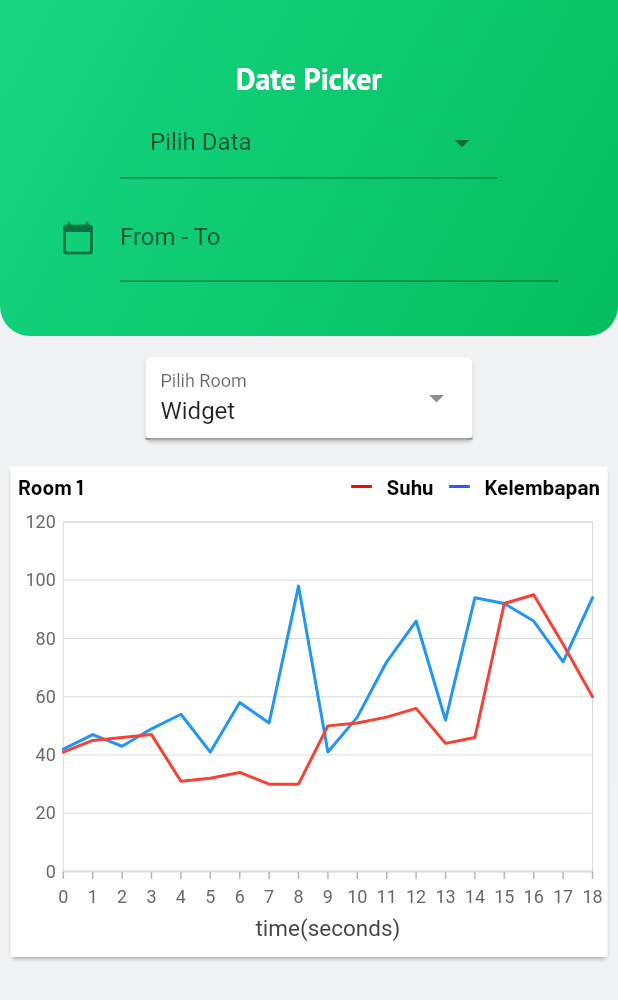
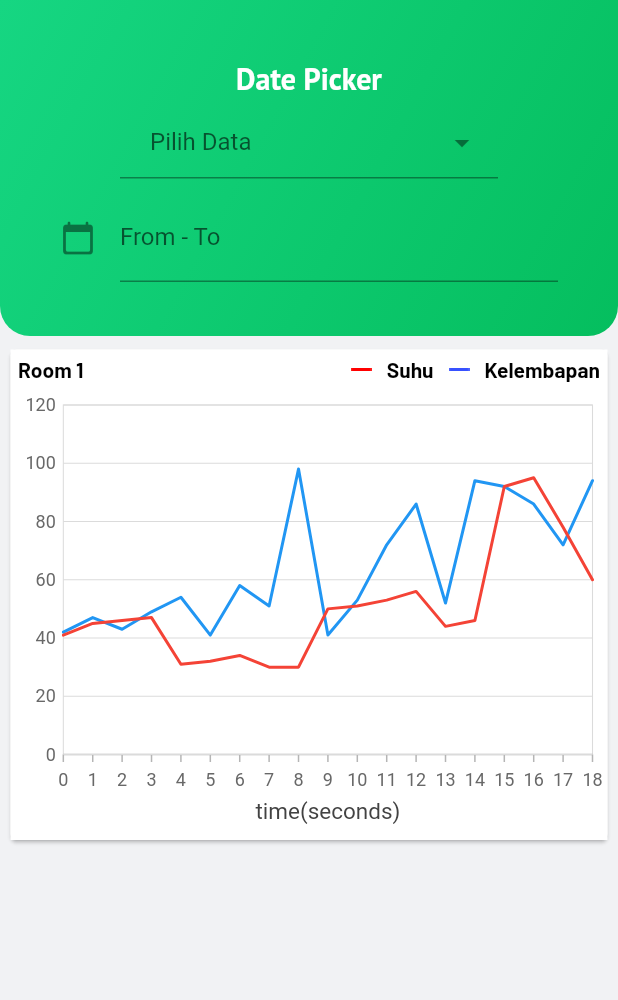
Before and after one commit to David4rr/backup_project_semester3, a Flutter app: the logView screen opened directly, on a phone screen of 412 x 824 dp. Shown: the top 1000 px of the screen. Run offline on Flutter 3.47's test engine with Material 2 defaults, Android fonts, the phone set to English and light mode, and no system bars; drawn by our look-alikes of dropdown_search; our stand-ins replace convex_bottom_bar, google_fonts, syncfusion_flutter_charts, syncfusion_flutter_gauges; missing offline and left inert: avatar_view.

Commit message:
fix bug and finishing ui

```diff
--- a/lib/chartDashboard/chart1dash.dart
+++ b/lib/chartDashboard/chart1dash.dart
@@ -42,7 +42,7 @@ class _room1State extends State<room1> {
                 mainAxisAlignment: MainAxisAlignment.start,
                 children: [
                   Text(
-                    'Room 1',
+                    'Room',
                     style: meTextStyle.copyWith(
                       color: Colors.black,
                     ),
--- a/lib/chartLogview/chart1log.dart
+++ b/lib/chartLogview/chart1log.dart
@@ -7,14 +7,14 @@ import 'package:syncfusion_flutter_charts/charts.dart' as chart;
 import 'dart:math' as math;
 import 'package:mop_green/shared/shared.dart';
 
-class myroom1 extends StatefulWidget {
-  const myroom1({Key? key}) : super(key: key);
+class logroom1 extends StatefulWidget {
+  const logroom1({Key? key}) : super(key: key);
 
   @override
-  State<myroom1> createState() => _myroom1State();
+  State<logroom1> createState() => _logroom1State();
 }
 
-class _myroom1State extends State<myroom1> {
+class _logroom1State extends State<logroom1> {
   late List<LiveData> chartData;
   late List<LiveData> chartData1;
   late chart.ChartSeriesController _chartSeriesController;
--- a/lib/main.dart
+++ b/lib/main.dart
@@ -1,14 +1,18 @@
 import 'package:flutter/material.dart';
+import 'package:flutter/services.dart';
 import 'package:mop_green/pages/pages.dart';
 import 'package:mop_green/shared/shared.dart';
 
 void main() {
+  WidgetsFlutterBinding.ensureInitialized();
+  SystemChrome.setPreferredOrientations(
+      [DeviceOrientation.portraitUp, DeviceOrientation.portraitDown]);
+
   runApp(const MyApp());
 }
 
 class MyApp extends StatelessWidget {
   const MyApp({Key? key}) : super(key: key);
-
   // This widget is the root of your application.
   @override
   Widget build(BuildContext context) {
--- a/lib/pages/log_view.dart
+++ b/lib/pages/log_view.dart
@@ -83,13 +83,13 @@ class _logViewState extends State<logView> with RestorationMixin {
     "1 bulan lalu",
   ];
 
-  int index = 0;
-  List dataa = [
-    const myroom1(),
-    const logroom2(),
-    const logroom3(),
-    const logroom4(),
-  ];
+  // int index = 0;
+  // List dataa = [
+  //   const logroom1(),
+  //   const logroom2(),
+  //   const logroom3(),
+  //   const logroom4(),
+  // ];
 
   @override
   Widget build(BuildContext context) {
@@ -98,7 +98,7 @@ class _logViewState extends State<logView> with RestorationMixin {
       body: Column(
         children: [
           Container(
-            width: 414,
+            width: double.infinity,
             height: 224,
             decoration: const BoxDecoration(
               borderRadius: BorderRadius.only(
@@ -172,58 +172,62 @@ class _logViewState extends State<logView> with RestorationMixin {
               child: Padding(
                 padding: const EdgeInsets.symmetric(horizontal: 3),
                 child: Column(
-                  children: [
-                    const SizedBox(
-                      height: 10,
+                  children: const [
+                    SizedBox(
+                      height: 5,
                     ),
-                    Padding(
-                      padding: const EdgeInsets.symmetric(horizontal: 90),
-                      child: Card(
-                        child: DropdownSearch<dynamic>(
-                          popupProps: const PopupProps.menu(
-                            fit: FlexFit.loose,
-                          ),
-                          items: const [
-                            "Room chart 1",
-                            "Room chart 2",
-                            "Room chart 3",
-                            "Room chart 4"
-                          ],
-                          dropdownDecoratorProps: const DropDownDecoratorProps(
-                            dropdownSearchDecoration: InputDecoration(
-                              contentPadding: EdgeInsets.all(10),
-                              labelText: "Pilih Room",
-                            ),
-                          ),
-                          onChanged: (i) {
-                            setState(() {
-                              switch (i) {
-                                case "Room chart 1":
-                                  index = 0;
-                                  break;
-                                case "Room chart 2":
-                                  index = 1;
-                                  break;
-                                case "Room chart 3":
-                                  index = 2;
-                                  break;
-                                case "Room chart 4":
-                                  index = 3;
-                                  break;
-                                default:
-                                  index = 0;
-                                  break;
-                              }
-                            });
-                          },
-                          selectedItem: dataa[index],
-                        ),
-                      ),
-                    ),
-                    const SizedBox(
-                      height: 10,
-                    ),
-                    dataa[index],
+                    logroom1()
+                    // const SizedBox(
+                    //   height: 10,
+                    // ),
+                    // Padding(
+                    //   padding: const EdgeInsets.symmetric(horizontal: 90),
+                    //   child: Card(
+                    //     child: DropdownSearch<dynamic>(
+                    //       popupProps: const PopupProps.menu(
+                    //         fit: FlexFit.loose,
+                    //       ),
+                    //       items: const [
+                    //         "logroom1",
+                    //         "logroom2",
+                    //         "logroom3",
+                    //         "logroom4"
+                    //       ],
+                    //       dropdownDecoratorProps: const DropDownDecoratorProps(
+                    //         dropdownSearchDecoration: InputDecoration(
+                    //           contentPadding: EdgeInsets.all(10),
+                    //           labelText: "Pilih Room",
+                    //         ),
+                    //       ),
+                    //       onChanged: (i) {
+                    //         setState(() {
+                    //           switch (i) {
+                    //             case "logroom1":
+                    //               index = 0;
+                    //               break;
+                    //             case "logroom2":
+                    //               index = 1;
+                    //               break;
+                    //             case "logroom3":
+                    //               index = 2;
+                    //               break;
+                    //             case "logroom4":
+                    //               index = 3;
+                    //               break;
+                    //             default:
+                    //               index = 0;
+                    //               break;
+                    //           }
+                    //         });
+                    //       },
+                    //       selectedItem: dataa[index],
+                    //     ),
+                    //   ),
+                    // ),
+                    // const SizedBox(
+                    //   height: 10,
+                    // ),
+                    // dataa[index],
                   ],
                 ),
               ),
--- a/lib/pages/map.dart
+++ b/lib/pages/map.dart
@@ -25,6 +25,7 @@ class mapPage extends StatelessWidget {
         ),
       ),
       body: Container(
+        width: double.infinity,
         child: Image.asset(''),
       ),
     );
--- a/lib/pages/selamatdatang_pages.dart
+++ b/lib/pages/selamatdatang_pages.dart
@@ -54,7 +54,7 @@ class _selamatdatangState extends State<selamatdatang> {
                 child: ElevatedButton(
                     onPressed: () {
                       showModalBottomSheet(
-                          isDismissible: false,
+                          isDismissible: true,
                           isScrollControlled: true,
                           context: context,
                           builder: (_) {
@@ -81,7 +81,7 @@ class _selamatdatangState extends State<selamatdatang> {
                 child: ElevatedButton(
                     onPressed: () {
                       showModalBottomSheet(
-                          isDismissible: false,
+                          isDismissible: true,
                           isScrollControlled: true,
                           context: context,
                           builder: (_) {
--- a/lib/pages/user.dart
+++ b/lib/pages/user.dart
@@ -99,7 +99,7 @@ class _userPageState extends State<userPage> {
                           );
                         },
                       ),
-                      const Divider(color: Colors.black26),
+                      const Divider(height: 3, color: Colors.black26),
                       ListTile(
                         dense: true,
                         leading: const Icon(
--- a/lib/shared/theme_shared.dart
+++ b/lib/shared/theme_shared.dart
@@ -2,13 +2,13 @@ part of 'shared.dart';
 
 double defaultmargin = 24;
 
-Color primaryColor = Color(0xff050522);
-Color secondaryColor = Color(0xff00B798);
-Color guestColor = Color(0xffB6AD90);
-Color backgroundColor = Color(0xffF1F2F4);
+Color primaryColor = const Color(0xff050522);
+Color secondaryColor = const Color(0xff00B798);
+Color guestColor = const Color(0xffB6AD90);
+Color backgroundColor = const Color(0xffF1F2F4);
 Color textColor = Colors.white;
-Color buttonColor = Color(0xFF05BE5E);
-Color button2Color = Color(0xFF06BF60);
+Color buttonColor = const Color(0xFF05BE5E);
+Color button2Color = const Color(0xFF06BF60);
 
 TextStyle selamatdatangTextStyle = GoogleFonts.ptSans(
     fontSize: 36, color: textColor, fontWeight: FontWeight.w500);
```
Also changed, not shown: lib/modal/modal_login.dart (+14 -7 lines), lib/modal/modal_registrasi.dart (+24 -8 lines), lib/pages/dashboard.dart (+61 -58 lines).
